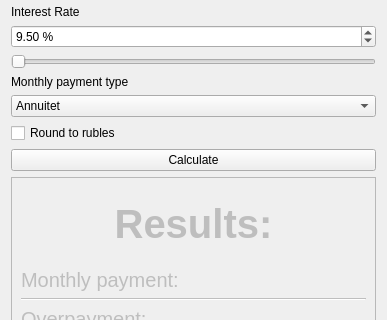
Old version of the form src/Calc_2_0/qtcreditcalcview.ui in the repository sg41/SmartCalc; both pictures show x 0 to 387 and y 146 to 466 of the 387 by 551 pixel window.
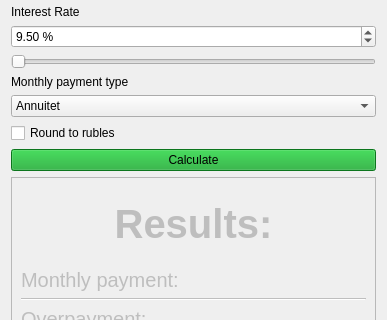
New version of the form. Custom widgets are drawn as their Qt base class.

Commit message: button colors and result output

The edit to the form file:
```diff
--- a/src/Calc_2_0/qtcreditcalcview.ui
+++ b/src/Calc_2_0/qtcreditcalcview.ui
@@ -155,6 +155,9 @@
    </item>
    <item>
     <widget class="QPushButton" name="calculateButton">
+     <property name="styleSheet">
+      <string notr="true">background-color: rgb(17, 164, 40);</string>
+     </property>
      <property name="text">
       <string>Calculate</string>
      </property>
```
The commit also changes 3 other files.
